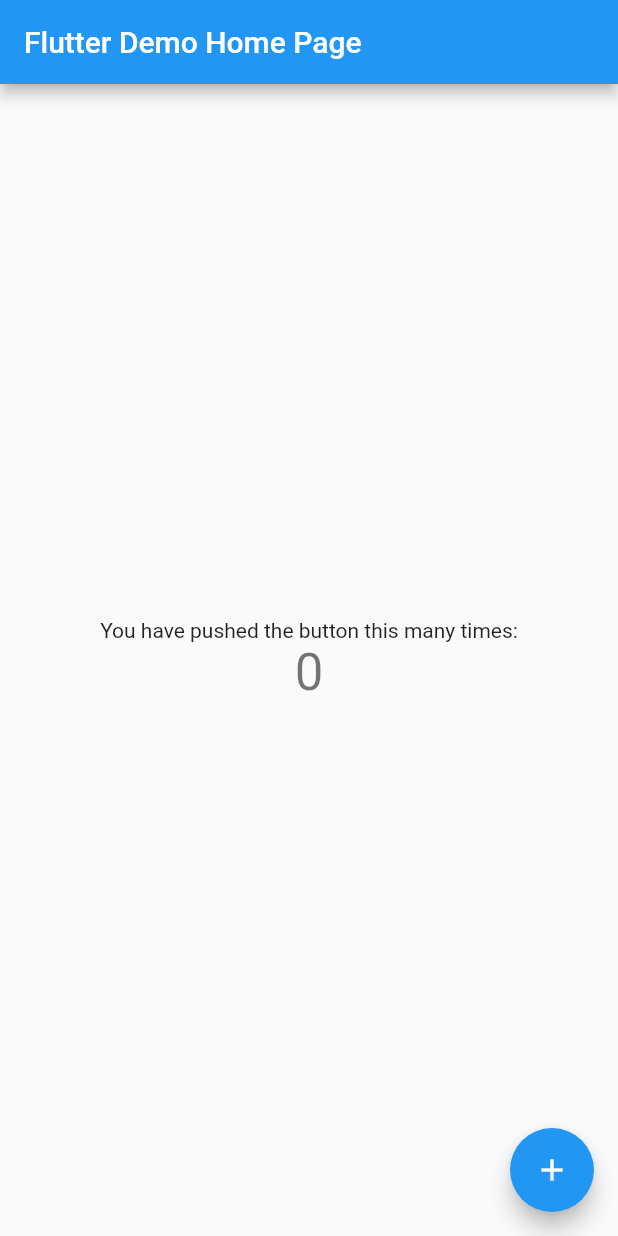
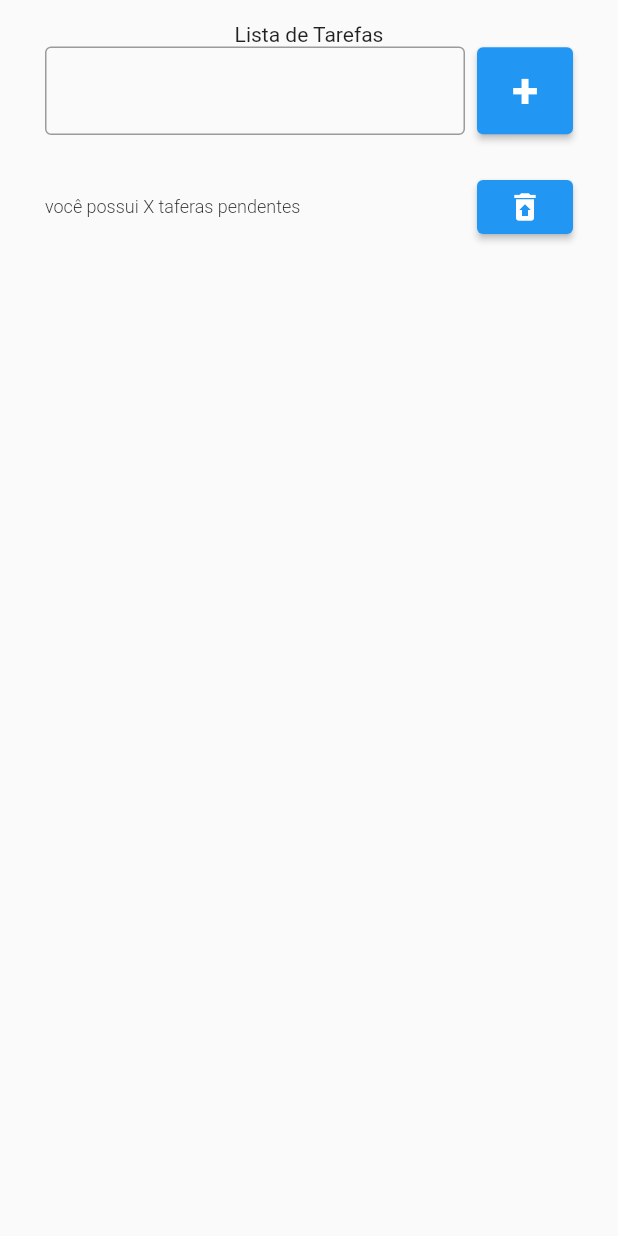
Before and after one commit to OuroborosD/todo, a Flutter app: the screen it shows after launch, on a phone screen of 412 x 824 dp. Run offline on Flutter 3.47's test engine with Material 2 defaults, Android fonts, the phone set to English and light mode, and no system bars.

Commit message:
adiciona os o layout, e parte da adiçõ das tarefas.

```diff
--- a/lib/main.dart
+++ b/lib/main.dart
@@ -1,115 +1,16 @@
-import 'package:flutter/material.dart';
+ import 'package:flutter/cupertino.dart';
+ import 'package:flutter/material.dart';
+ import './pages/todo_listpage.dart';
 
-void main() {
-  runApp(const MyApp());
-}
+void main() => runApp(const MyApp());
 
 class MyApp extends StatelessWidget {
   const MyApp({super.key});
 
-  // This widget is the root of your application.
   @override
   Widget build(BuildContext context) {
-    return MaterialApp(
-      title: 'Flutter Demo',
-      theme: ThemeData(
-        // This is the theme of your application.
-        //
-        // Try running your application with "flutter run". You'll see the
-        // application has a blue toolbar. Then, without quitting the app, try
-        // changing the primarySwatch below to Colors.green and then invoke
-        // "hot reload" (press "r" in the console where you ran "flutter run",
-        // or simply save your changes to "hot reload" in a Flutter IDE).
-        // Notice that the counter didn't reset back to zero; the application
-        // is not restarted.
-        primarySwatch: Colors.blue,
-      ),
-      home: const MyHomePage(title: 'Flutter Demo Home Page'),
+    return   MaterialApp(
+      home: TodoListPage(),
     );
   }
 }
-
-class MyHomePage extends StatefulWidget {
-  const MyHomePage({super.key, required this.title});
-
-  // This widget is the home page of your application. It is stateful, meaning
-  // that it has a State object (defined below) that contains fields that affect
-  // how it looks.
-
-  // This class is the configuration for the state. It holds the values (in this
-  // case the title) provided by the parent (in this case the App widget) and
-  // used by the build method of the State. Fields in a Widget subclass are
-  // always marked "final".
-
-  final String title;
-
-  @override
-  State<MyHomePage> createState() => _MyHomePageState();
-}
-
-class _MyHomePageState extends State<MyHomePage> {
-  int _counter = 0;
-
-  void _incrementCounter() {
-    setState(() {
-      // This call to setState tells the Flutter framework that something has
-      // changed in this State, which causes it to rerun the build method below
-      // so that the display can reflect the updated values. If we changed
-      // _counter without calling setState(), then the build method would not be
-      // called again, and so nothing would appear to happen.
-      _counter++;
-    });
-  }
-
-  @override
-  Widget build(BuildContext context) {
-    // This method is rerun every time setState is called, for instance as done
-    // by the _incrementCounter method above.
-    //
-    // The Flutter framework has been optimized to make rerunning build methods
-    // fast, so that you can just rebuild anything that needs updating rather
-    // than having to individually change instances of widgets.
-    return Scaffold(
-      appBar: AppBar(
-        // Here we take the value from the MyHomePage object that was created by
-        // the App.build method, and use it to set our appbar title.
-        title: Text(widget.title),
-      ),
-      body: Center(
-        // Center is a layout widget. It takes a single child and positions it
-        // in the middle of the parent.
-        child: Column(
-          // Column is also a layout widget. It takes a list of children and
-          // arranges them vertically. By default, it sizes itself to fit its
-          // children horizontally, and tries to be as tall as its parent.
-          //
-          // Invoke "debug painting" (press "p" in the console, choose the
-          // "Toggle Debug Paint" action from the Flutter Inspector in Android
-          // Studio, or the "Toggle Debug Paint" command in Visual Studio Code)
-          // to see the wireframe for each widget.
-          //
-          // Column has various properties to control how it sizes itself and
-          // how it positions its children. Here we use mainAxisAlignment to
-          // center the children vertically; the main axis here is the vertical
-          // axis because Columns are vertical (the cross axis would be
-          // horizontal).
-          mainAxisAlignment: MainAxisAlignment.center,
-          children: <Widget>[
-            const Text(
-              'You have pushed the button this many times:',
-            ),
-            Text(
-              '$_counter',
-              style: Theme.of(context).textTheme.headline4,
-            ),
-          ],
-        ),
-      ),
-      floatingActionButton: FloatingActionButton(
-        onPressed: _incrementCounter,
-        tooltip: 'Increment',
-        child: const Icon(Icons.add),
-      ), // This trailing comma makes auto-formatting nicer for build methods.
-    );
-  }
-}
--- /dev/null
+++ b/lib/pages/todo_listpage.dart
@@ -0,0 +1,93 @@
+import 'package:flutter/cupertino.dart';
+import 'package:flutter/material.dart';
+
+class TodoListPage extends StatefulWidget {
+  TodoListPage({super.key});
+
+  @override
+  State<TodoListPage> createState() => _TodoListPageState();
+}
+
+class _TodoListPageState extends State<TodoListPage> {
+  final TextEditingController taferaController = TextEditingController();
+
+  List <String> lista_tarefa = [];
+
+  void getTarefa(){
+    String tarefa = taferaController.text;
+    print(tarefa);
+    setState(() {
+     lista_tarefa.add(tarefa);
+    });
+    //taferaController.clear();// limpa o campo de texto
+    print(lista_tarefa);
+  }
+
+  @override
+  Widget build(BuildContext context) {
+    return Material(
+      child: Padding(
+        padding: EdgeInsets.symmetric(horizontal: 30, vertical: 15),
+        child: Column(
+          children: [
+            Text('Lista de Tarefas'),
+            Row(
+              children: [
+                Expanded(
+                    child: TextField(
+                        controller: taferaController,
+                        decoration: InputDecoration(
+                            border: OutlineInputBorder()),
+                )),
+                const SizedBox(
+                  width: 8.00,
+                ),
+                ElevatedButton(
+                  onPressed: getTarefa,
+                  child: const Text('+',
+                      style: const TextStyle(
+                          fontSize: 32,
+                          fontWeight: FontWeight.bold)),
+                  style: ElevatedButton.styleFrom(
+                    padding: EdgeInsets.all(10)
+                  ),
+                ),
+              ],
+            ),
+            //lista
+            SizedBox(height:12),
+            ListView(
+              shrinkWrap: true,
+              children: [
+              for( String tarefa in lista_tarefa)// não tem o {} no for aqui
+                   ListTile(
+                    leading: Icon(Icons.add_alarm),
+                    title: Text(tarefa),
+                    subtitle: Text('14/07/2022') ,
+                    onLongPress: (){
+                      print(taferaController);
+                  },
+                )
+
+              ],
+            ),
+            SizedBox(height:12),
+            Row(
+              children: [
+                Expanded(
+                  child: Text('você possui X taferas pendentes',
+                    style: TextStyle(
+                      fontSize: 12,
+                      fontWeight: FontWeight.w300,
+                    ),),
+                ),
+                SizedBox(width: 8),
+                ElevatedButton(onPressed: ()=>{}, child: Icon(Icons.restore_from_trash))
+              ],
+            ),
+          ],
+        ),
+      ),
+    );
+  }
+}
```
